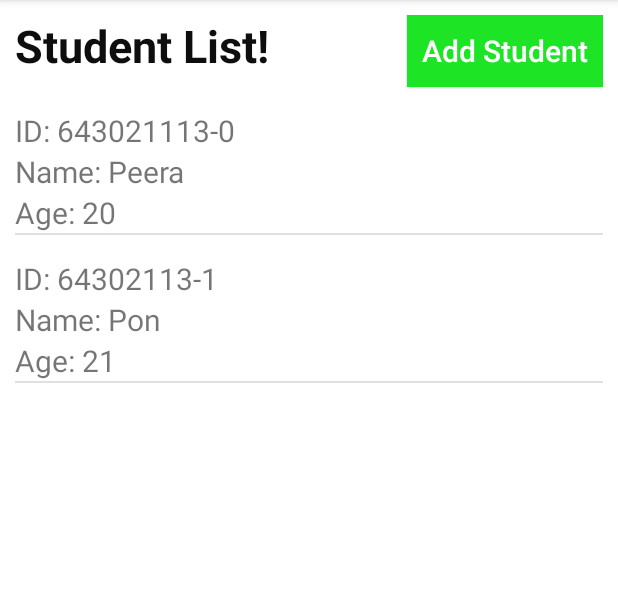
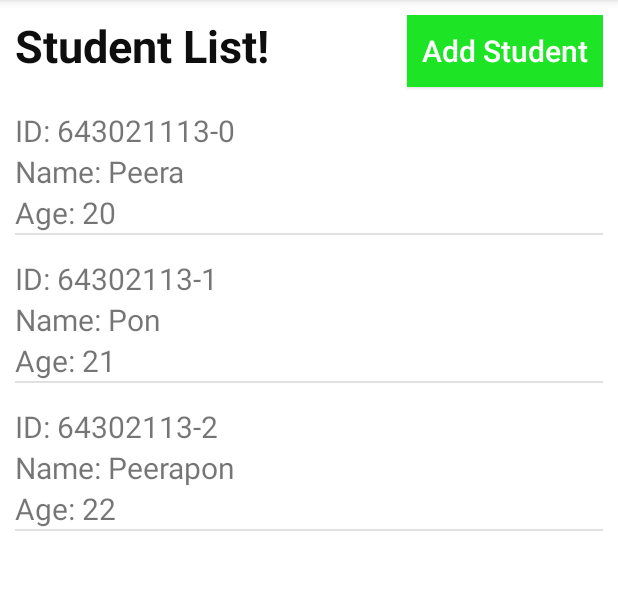
Before and after one commit to peerapon3014/mb_lab7, an Android app: the screen it shows after launch (MainActivity), on a phone screen of 412 x 824 dp, the part 84-674 px from its top. Run offline under Robolectric (Android 15) with nearby library versions, the phone set to English and light mode, and no system bars.

Commit message:
commit by pc

```diff
--- a/app/src/main/java/com/example/lab7recyclerviewdialog2022/MainActivity.kt
+++ b/app/src/main/java/com/example/lab7recyclerviewdialog2022/MainActivity.kt
@@ -55,6 +55,7 @@ class MainActivity : AppCompatActivity() {
     fun  studentData() {
         studentList.add(Student("643021113-0","Peera",20))
         studentList.add(Student("64302113-1","Pon",21))
+        studentList.add(Student("64302113-2","Peerapon",22))
     }
 
 }
```
